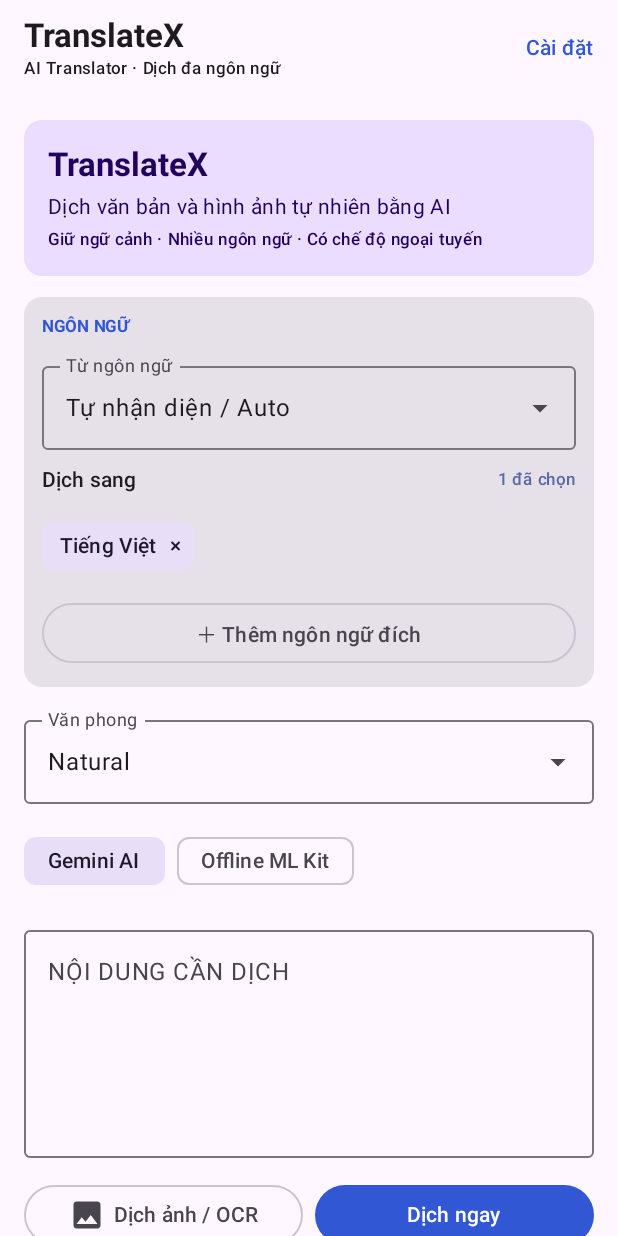
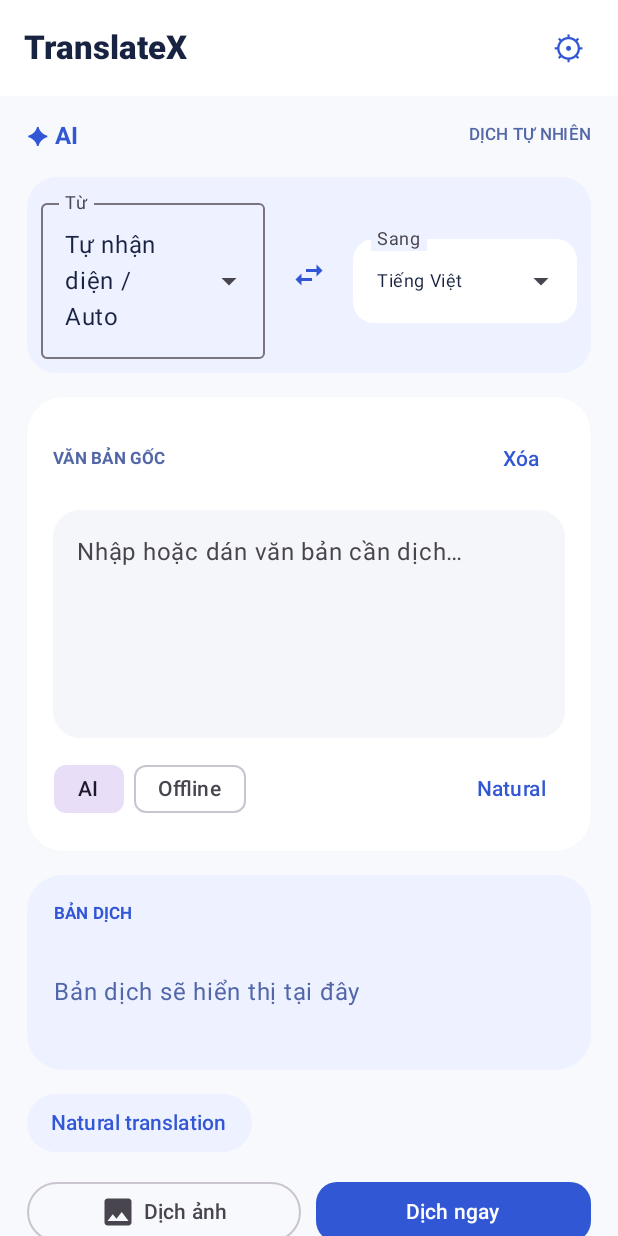
Before and after one commit to khahdihdz/translatex, an Android app built with Jetpack Compose: the screen it shows after launch (MainActivity), on a phone screen of 412 x 824 dp. Run offline under Robolectric (Android 15) with nearby library versions, the phone set to English and light mode, and no system bars; libraries missing offline, so code that uses them is left out: com.google.mlkit.nl, com.google.mlkit.vision, kotlinx.coroutines.tasks.

Commit message:
Redesign Android home screen to match TranslateX demo

```diff
--- a/app/src/main/java/com/khahdihdz/translatex/MainActivity.kt
+++ b/app/src/main/java/com/khahdihdz/translatex/MainActivity.kt
@@ -79,68 +79,130 @@ private fun TranslateXApp() {
         }
     }
 
-    MaterialTheme(colorScheme = lightColorScheme(primary = androidx.compose.ui.graphics.Color(0xFF3157D5), secondary = androidx.compose.ui.graphics.Color(0xFF5868A8))) {
-        Scaffold(topBar = {
-            TopAppBar(title = { Column {
-                Text("TranslateX", fontWeight = FontWeight.Bold)
-                Text("AI Translator · Dịch đa ngôn ngữ", style = MaterialTheme.typography.labelSmall)
-            } }, actions = { TextButton(onClick = { showSettings = true }) { Text("Cài đặt") } })
-        }) { padding ->
-            Column(Modifier.fillMaxSize().padding(padding).verticalScroll(rememberScrollState()).padding(16.dp), verticalArrangement = Arrangement.spacedBy(14.dp)) {
-                Card(colors = CardDefaults.cardColors(containerColor = MaterialTheme.colorScheme.primaryContainer)) {
-                    Column(Modifier.fillMaxWidth().padding(16.dp), verticalArrangement = Arrangement.spacedBy(4.dp)) {
-                        Text("TranslateX", style = MaterialTheme.typography.titleLarge, fontWeight = FontWeight.Bold)
-                        Text("Dịch văn bản và hình ảnh tự nhiên bằng AI", style = MaterialTheme.typography.bodyMedium)
-                        Text("Giữ ngữ cảnh · Nhiều ngôn ngữ · Có chế độ ngoại tuyến", style = MaterialTheme.typography.labelSmall)
+    val navy = androidx.compose.ui.graphics.Color(0xFF182342)
+    val blue = androidx.compose.ui.graphics.Color(0xFF3157D5)
+    val pale = androidx.compose.ui.graphics.Color(0xFFEEF1FF)
+    val soft = androidx.compose.ui.graphics.Color(0xFFF5F6FA)
+    MaterialTheme(colorScheme = lightColorScheme(primary = blue, secondary = androidx.compose.ui.graphics.Color(0xFF5267A8), background = androidx.compose.ui.graphics.Color(0xFFF8F9FD), surface = androidx.compose.ui.graphics.Color.White, onSurface = navy)) {
+        Scaffold(
+            containerColor = androidx.compose.ui.graphics.Color(0xFFF8F9FD),
+            topBar = {
+                TopAppBar(
+                    title = { Text("TranslateX", fontWeight = FontWeight.ExtraBold, color = navy) },
+                    actions = { TextButton(onClick = { showSettings = true }) { Text("⚙", color = blue, style = MaterialTheme.typography.titleLarge) } },
+                    colors = TopAppBarDefaults.topAppBarColors(containerColor = androidx.compose.ui.graphics.Color.White)
+                )
             }
+        ) { padding ->
+            Column(
+                Modifier.fillMaxSize().padding(padding).verticalScroll(rememberScrollState()).padding(horizontal = 18.dp, vertical = 14.dp),
+                verticalArrangement = Arrangement.spacedBy(16.dp)
+            ) {
+                Row(verticalAlignment = Alignment.CenterVertically) {
+                    Text("✦ AI", color = blue, style = MaterialTheme.typography.titleMedium, fontWeight = FontWeight.Bold)
+                    Spacer(Modifier.weight(1f))
+                    Text("DỊCH TỰ NHIÊN", color = MaterialTheme.colorScheme.secondary, style = MaterialTheme.typography.labelSmall)
                 }
-                Card {
-                    Column(Modifier.fillMaxWidth().padding(12.dp), verticalArrangement = Arrangement.spacedBy(10.dp)) {
-                        Text("NGÔN NGỮ", style = MaterialTheme.typography.labelSmall, color = MaterialTheme.colorScheme.primary, fontWeight = FontWeight.Bold)
-                        LanguageDropdown("Từ ngôn ngữ", sourceTag) { sourceTag = it }
-                        Row(verticalAlignment = Alignment.CenterVertically) {
-                            Text("Dịch sang", style = MaterialTheme.typography.labelLarge, modifier = Modifier.weight(1f))
-                            Text("${targets.size} đã chọn", style = MaterialTheme.typography.labelSmall, color = MaterialTheme.colorScheme.secondary)
+
+                Card(shape = androidx.compose.foundation.shape.RoundedCornerShape(20.dp), colors = CardDefaults.cardColors(containerColor = pale), elevation = CardDefaults.cardElevation(0.dp)) {
+                    Row(Modifier.fillMaxWidth().padding(9.dp), verticalAlignment = Alignment.CenterVertically, horizontalArrangement = Arrangement.spacedBy(5.dp)) {
+                        Box(Modifier.weight(1f)) { LanguageDropdown("Từ", sourceTag) { sourceTag = it } }
+                        IconButton(onClick = {
+                            val oldSource = sourceTag
+                            val oldTarget = targets.firstOrNull() ?: "vi"
+                            sourceTag = oldTarget
+                            targets = setOf(if (oldSource == "auto") "en" else oldSource)
+                        }) { Icon(Icons.Default.SwapHoriz, contentDescription = "Đổi ngôn ngữ", tint = blue) }
+                        Box(Modifier.weight(1f)) {
+                            var expanded by remember { mutableStateOf(false) }
+                            val label = targets.mapNotNull { t -> languages.firstOrNull { it.tag == t }?.label }.joinToString(", ").ifBlank { "Chọn đích" }
+                            ExposedDropdownMenuBox(expanded = expanded, onExpandedChange = { expanded = it }) {
+                                OutlinedTextField(
+                                    value = label, onValueChange = {}, readOnly = true,
+                                    label = { Text("Sang") }, trailingIcon = { ExposedDropdownMenuDefaults.TrailingIcon(expanded) },
+                                    modifier = Modifier.menuAnchor().fillMaxWidth(),
+                                    textStyle = MaterialTheme.typography.bodySmall,
+                                    shape = androidx.compose.foundation.shape.RoundedCornerShape(14.dp),
+                                    colors = OutlinedTextFieldDefaults.colors(
+                                        focusedBorderColor = blue,
+                                        unfocusedBorderColor = androidx.compose.ui.graphics.Color.Transparent,
+                                        focusedContainerColor = androidx.compose.ui.graphics.Color.White,
+                                        unfocusedContainerColor = androidx.compose.ui.graphics.Color.White
+                                    )
+                                )
+                                ExposedDropdownMenu(expanded = expanded, onDismissRequest = { expanded = false }) {
+                                    languages.filter { it.tag != "auto" }.forEach { lang ->
+                                        DropdownMenuItem(
+                                            text = { Text((if (lang.tag in targets) "✓ " else "") + lang.label) },
+                                            onClick = {
+                                                targets = if (lang.tag in targets && targets.size > 1) targets - lang.tag else targets + lang.tag
+                                                expanded = false
                                             }
-                        FlowRow(horizontalArrangement = Arrangement.spacedBy(6.dp), verticalArrangement = Arrangement.spacedBy(2.dp)) {
-                            targets.forEach { tag ->
-                                val label = languages.firstOrNull { it.tag == tag }?.label ?: tag
-                                InputChip(selected = true, onClick = { if (targets.size > 1) targets = targets - tag }, label = { Text(label) }, trailingIcon = { Text("×") })
-                            }
-                        }
-                        var targetExpanded by remember { mutableStateOf(false) }
-                        ExposedDropdownMenuBox(expanded = targetExpanded, onExpandedChange = { targetExpanded = it }) {
-                            OutlinedButton(onClick = { targetExpanded = true }, modifier = Modifier.menuAnchor().fillMaxWidth()) {
-                                Text("＋ Thêm ngôn ngữ đích")
-                            }
-                            ExposedDropdownMenu(expanded = targetExpanded, onDismissRequest = { targetExpanded = false }) {
-                                languages.filter { it.tag != "auto" && it.tag !in targets }.forEach { lang ->
-                                    DropdownMenuItem(text = { Text(lang.label) }, onClick = {
-                                        targets = targets + lang.tag
-                                        targetExpanded = false
-                                    })
+                                        )
                                     }
                                 }
                             }
                         }
                     }
+                }
+
+                Card(shape = androidx.compose.foundation.shape.RoundedCornerShape(24.dp), colors = CardDefaults.cardColors(containerColor = androidx.compose.ui.graphics.Color.White), elevation = CardDefaults.cardElevation(1.dp)) {
+                    Column(Modifier.fillMaxWidth().padding(17.dp), verticalArrangement = Arrangement.spacedBy(10.dp)) {
+                        Row(verticalAlignment = Alignment.CenterVertically) {
+                            Text("VĂN BẢN GỐC", color = MaterialTheme.colorScheme.secondary, style = MaterialTheme.typography.labelSmall, fontWeight = FontWeight.Bold)
+                            Spacer(Modifier.weight(1f))
+                            TextButton(onClick = { source = "" }) { Text("Xóa") }
+                        }
+                        OutlinedTextField(
+                            value = source, onValueChange = { source = it },
+                            modifier = Modifier.fillMaxWidth().heightIn(min = 150.dp),
+                            placeholder = { Text("Nhập hoặc dán văn bản cần dịch…") }, minLines = 5,
+                            textStyle = MaterialTheme.typography.bodyLarge,
+                            shape = androidx.compose.foundation.shape.RoundedCornerShape(18.dp),
+                            colors = OutlinedTextFieldDefaults.colors(
+                                focusedBorderColor = blue,
+                                unfocusedBorderColor = androidx.compose.ui.graphics.Color.Transparent,
+                                focusedContainerColor = soft,
+                                unfocusedContainerColor = soft
+                            )
+                        )
+                        Row(verticalAlignment = Alignment.CenterVertically, horizontalArrangement = Arrangement.spacedBy(6.dp)) {
+                            FilterChip(selected = mode == "AI", onClick = { mode = "AI" }, label = { Text("AI") })
+                            FilterChip(selected = mode == "Offline", onClick = { mode = "Offline" }, label = { Text("Offline") })
+                            Spacer(Modifier.weight(1f))
                             var styleExpanded by remember { mutableStateOf(false) }
-                ExposedDropdownMenuBox(expanded = styleExpanded, onExpandedChange = { styleExpanded = it }) {
-                    OutlinedTextField(value = style, onValueChange = {}, readOnly = true, label = { Text("Văn phong") },
-                        trailingIcon = { ExposedDropdownMenuDefaults.TrailingIcon(styleExpanded) }, modifier = Modifier.menuAnchor().fillMaxWidth())
-                    ExposedDropdownMenu(expanded = styleExpanded, onDismissRequest = { styleExpanded = false }) {
-                        styles.forEach { option -> DropdownMenuItem(text = { Text(option) }, onClick = { style = option; styleExpanded = false }) }
+                            Box {
+                                TextButton(onClick = { styleExpanded = true }) { Text(style) }
+                                DropdownMenu(expanded = styleExpanded, onDismissRequest = { styleExpanded = false }) {
+                                    styles.forEach { item -> DropdownMenuItem(text = { Text(item) }, onClick = { style = item; styleExpanded = false }) }
                                 }
                             }
-                Row(horizontalArrangement = Arrangement.spacedBy(8.dp)) {
-                    FilterChip(selected = mode == "AI", onClick = { mode = "AI" }, label = { Text("Gemini AI") })
-                    FilterChip(selected = mode == "Offline", onClick = { mode = "Offline" }, label = { Text("Offline ML Kit") })
                         }
-                OutlinedTextField(value = source, onValueChange = { source = it }, modifier = Modifier.fillMaxWidth().heightIn(min = 150.dp),
-                    label = { Text("NỘI DUNG CẦN DỊCH") }, placeholder = { Text("Nhập hoặc dán văn bản cần dịch…") }, minLines = 5)
-                Row(horizontalArrangement = Arrangement.spacedBy(8.dp), modifier = Modifier.fillMaxWidth()) {
+                    }
+                }
+
+                Card(shape = androidx.compose.foundation.shape.RoundedCornerShape(24.dp), colors = CardDefaults.cardColors(containerColor = pale), elevation = CardDefaults.cardElevation(0.dp)) {
+                    Column(Modifier.fillMaxWidth().padding(18.dp), verticalArrangement = Arrangement.spacedBy(10.dp)) {
+                        Row(verticalAlignment = Alignment.CenterVertically) {
+                            Text("BẢN DỊCH", color = blue, style = MaterialTheme.typography.labelSmall, fontWeight = FontWeight.Bold)
+                            Spacer(Modifier.weight(1f))
+                            if (result.isNotBlank()) TextButton(onClick = {
+                                val clipboard = context.getSystemService(android.content.Context.CLIPBOARD_SERVICE) as android.content.ClipboardManager
+                                clipboard.setPrimaryClip(android.content.ClipData.newPlainText("TranslateX", result))
+                                status = "Đã sao chép kết quả."
+                            }) { Icon(Icons.Default.ContentCopy, contentDescription = null); Text("Sao chép") }
+                        }
+                        Text(result.ifBlank { "Bản dịch sẽ hiển thị tại đây" }, color = if (result.isBlank()) MaterialTheme.colorScheme.secondary else navy, style = MaterialTheme.typography.bodyLarge, modifier = Modifier.padding(vertical = 22.dp))
+                    }
+                }
+
+                Surface(color = pale, shape = androidx.compose.foundation.shape.RoundedCornerShape(50)) {
+                    Text("Natural translation", color = blue, modifier = Modifier.padding(horizontal = 16.dp, vertical = 9.dp), style = MaterialTheme.typography.labelLarge)
+                }
+
+                Row(horizontalArrangement = Arrangement.spacedBy(10.dp), modifier = Modifier.fillMaxWidth()) {
                     OutlinedButton(onClick = { imagePicker.launch("image/*") }, modifier = Modifier.weight(1f)) {
-                        Icon(Icons.Default.Image, contentDescription = null); Spacer(Modifier.width(6.dp)); Text("Dịch ảnh / OCR")
+                        Icon(Icons.Default.Image, contentDescription = null); Spacer(Modifier.width(5.dp)); Text("Dịch ảnh")
                     }
                     Button(onClick = {
                         if (source.isBlank() || targets.isEmpty()) status = "Nhập nội dung và chọn ít nhất một ngôn ngữ đích."
@@ -162,39 +224,32 @@ private fun TranslateXApp() {
                             } catch (e: Exception) { status = e.localizedMessage ?: "Không thể dịch lúc này." }
                             finally { loading = false }
                         }
-                    }, enabled = !loading, modifier = Modifier.weight(1f)) {
-                        if (loading) CircularProgressIndicator(Modifier.size(18.dp), strokeWidth = 2.dp) else Text(if (mode == "Offline") "Dịch ngoại tuyến" else "Dịch ngay")
+                    }, enabled = !loading, modifier = Modifier.weight(1f), shape = androidx.compose.foundation.shape.RoundedCornerShape(14.dp)) {
+                        if (loading) CircularProgressIndicator(Modifier.size(18.dp), strokeWidth = 2.dp) else Text(if (mode == "Offline") "Dịch offline" else "Dịch ngay")
                     }
                 }
                 Text(status, style = MaterialTheme.typography.bodySmall, color = MaterialTheme.colorScheme.secondary)
-                if (result.isNotBlank()) Card {
-                    Column(Modifier.padding(14.dp), verticalArrangement = Arrangement.spacedBy(8.dp)) {
-                        Row(verticalAlignment = Alignment.CenterVertically) {
-                            Text("Kết quả dịch", fontWeight = FontWeight.Bold, modifier = Modifier.weight(1f))
-                            TextButton(onClick = {
-                                val clipboard = context.getSystemService(android.content.Context.CLIPBOARD_SERVICE) as android.content.ClipboardManager
-                                clipboard.setPrimaryClip(android.content.ClipData.newPlainText("TranslateX", result)); status = "Đã sao chép kết quả."
-                            }) { Icon(Icons.Default.ContentCopy, contentDescription = null); Text("Copy") }
+                if (history.isNotEmpty()) {
+                    Text("Gần đây", style = MaterialTheme.typography.titleSmall, fontWeight = FontWeight.Bold)
+                    history.forEach { item -> TextButton(onClick = { source = item }) { Text(item, maxLines = 1) } }
                 }
-                        Text(result)
+                Text("Gemini AI cần API Key cá nhân và Internet. Offline dùng mô hình ML Kit tải theo từng cặp ngôn ngữ; OCR xử lý trên thiết bị.", style = MaterialTheme.typography.labelSmall, color = MaterialTheme.colorScheme.onSurfaceVariant)
             }
         }
-                if (history.isNotEmpty()) {
-                    Text("Gần đây", style = MaterialTheme.typography.titleSmall)
-                    history.forEach { item -> TextButton(onClick = { source = item }) { Text(item, maxLines = 1) } }
-                }
-                Text("Gemini AI cần API Key cá nhân và Internet. Offline dùng mô hình ML Kit tải về theo từng cặp ngôn ngữ; danh sách hỗ trợ có thể khác AI online. OCR xử lý trên thiết bị.", style = MaterialTheme.typography.labelSmall, color = MaterialTheme.colorScheme.onSurfaceVariant)
-            }
-        }
-        if (showSettings) AlertDialog(onDismissRequest = { showSettings = false }, title = { Text("Cài đặt AI") }, text = {
+        if (showSettings) AlertDialog(
+            onDismissRequest = { showSettings = false },
+            title = { Text("Cài đặt AI") },
+            text = {
                 Column(verticalArrangement = Arrangement.spacedBy(8.dp)) {
                     Text("API Key được mã hóa bằng Android Keystore và chỉ lưu trên thiết bị.")
                     OutlinedTextField(value = apiKey, onValueChange = { apiKey = it }, label = { Text("Gemini API Key") }, singleLine = true)
                     TextButton(onClick = { apiKey = ""; SecureKeyStore.save(context, "") }) { Text("Xóa API Key") }
                     Text("Lấy khóa tại aistudio.google.com", style = MaterialTheme.typography.bodySmall)
                 }
-        }, confirmButton = { TextButton(onClick = { SecureKeyStore.save(context, apiKey); showSettings = false }) { Text("Lưu") } },
-            dismissButton = { TextButton(onClick = { showSettings = false }) { Text("Đóng") } })
+            },
+            confirmButton = { TextButton(onClick = { SecureKeyStore.save(context, apiKey); showSettings = false }) { Text("Lưu") } },
+            dismissButton = { TextButton(onClick = { showSettings = false }) { Text("Đóng") } }
+        )
     }
 }
 
```
Lines whose indentation alone changed are shown as unchanged.
